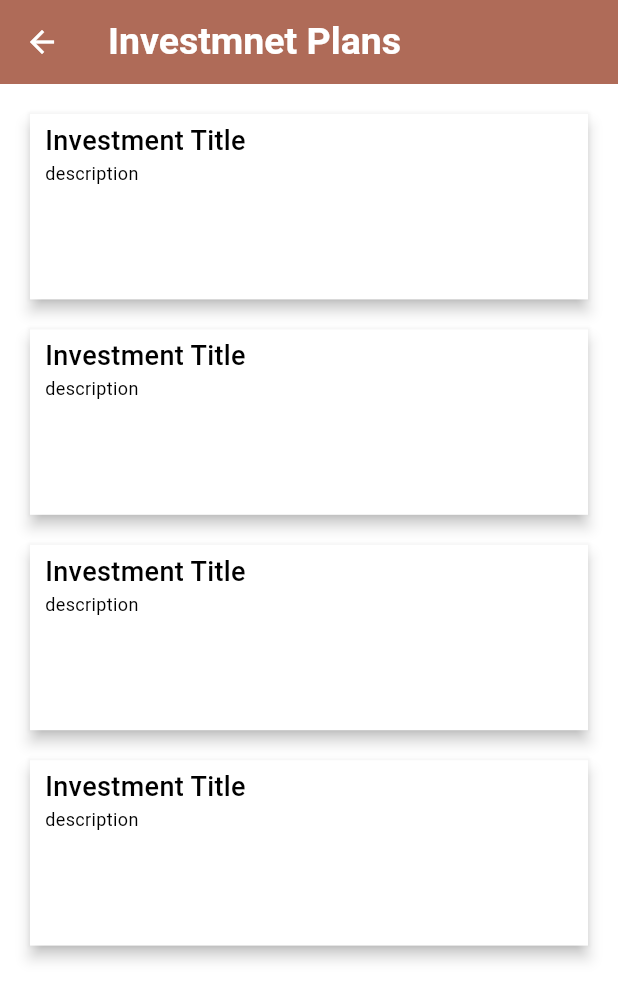
After one commit to AhmedBashirAwan/coincontrol, a Flutter app: the InvestmentPlans screen opened directly, on a phone screen of 412 x 824 dp. The commit adds this screen. Shown: the top 1001 px of the screen. Run offline on Flutter 3.47's test engine with Material 2 defaults, Android fonts, the phone set to English and light mode, and no system bars; our stand-ins replace cloud_firestore, firebase_auth, firebase_core, flutter_native_splash, google_fonts, google_sign_in and 1 more; missing offline and left inert: flutter_facebook_auth; accounts and stored records are empty; network calls fail.

Commit message:
investment plans progressing

```diff
--- /dev/null
+++ b/lib/src/Investmentplans/views/investmentplans.dart
@@ -0,0 +1,121 @@
+import 'package:flutter/src/widgets/framework.dart';
+import 'package:flutter/src/widgets/placeholder.dart';
+import 'package:coincontrol/imports.dart';
+
+class InvestmentPlans extends StatefulWidget {
+  const InvestmentPlans({super.key});
+
+  @override
+  State<InvestmentPlans> createState() => _InvestmentPlansState();
+}
+
+class _InvestmentPlansState extends State<InvestmentPlans> {
+  @override
+  Widget build(BuildContext context) {
+    final appBloc = Provider.of<ApplicationBloc>(context);
+    return DefaultTabController(
+      length: 2,
+      child: Scaffold(
+        appBar: AppBar(
+          leading: InkWell(
+              onTap: () {
+                Navigator.pop(context);
+              },
+              child: const Icon(
+                Icons.arrow_back,
+                color: Colors.white,
+              )),
+          elevation: 5,
+          // toolbarHeight: getHeight(context) * 0.03,
+          title: const Text(
+            'Investmnet Plans',
+            style: TextStyle(
+                color: Colors.white, fontWeight: FontWeight.bold, fontSize: 25),
+          ),
+          backgroundColor:
+              isDarkTheme(context) == true ? Colors.black : LIGHT_SEC_COLOR,
+          // bottom: const TabBar(
+          //   tabs: [
+          //     Tab(
+          //       // icon: Icon(Icons.video_call),
+          //       text: "Avaliable",
+          //     ),
+          //     Tab(
+          //       // icon: Icon(Icons.settings),
+          //       text: "Applied",
+          //     )
+          //   ],
+          // ),
+        ),
+        body: SafeArea(
+          child: Column(
+            children: [
+              Expanded(child: FutureBuilder(
+                builder: (context, snapshot) {
+                  return ListView.builder(
+                    physics: const ClampingScrollPhysics(),
+                    itemCount: 4,
+                    shrinkWrap: true,
+                    itemBuilder: (context, index) {
+                      return Padding(
+                        padding:
+                            const EdgeInsets.only(top: 20, right: 20, left: 20),
+                        child: Container(
+                          decoration: BoxDecoration(
+                              borderRadius: BorderRadius.circular(10)),
+                          height: getHeight(context) * 0.15,
+                          child: Material(
+                            elevation: 4,
+                            child: Row(children: [
+                              // Padding(
+                              //   padding: const EdgeInsets.all(8.0),
+                              //   child: SizedBox(
+                              //     height: getHeight(context) * 0.15,
+                              //     width: getWidth(context) * 0.4,
+                              //     child: FittedBox(
+                              //       child: Image.network(
+                              //         'https://media.istockphoto.com/id/535695503/photo/pakistan-monument-islamabad.jpg?s=1024x1024&w=is&k=20&c=akCX--lZcyHV2SSebGbu2wvnSJsscQB95K7HxyE0Fhs=',
+                              //       ),
+                              //     ),
+                              //   ),
+                              // ),
+                              const SizedBox(
+                                width: 10,
+                              ),
+                              Column(
+                                crossAxisAlignment: CrossAxisAlignment.start,
+                                children: [
+                                  const SizedBox(
+                                    height: 5,
+                                  ),
+                                  Text(
+                                    "Investment Title",
+                                    style: const TextStyle(
+                                      fontSize: 18,
+                                      fontWeight: FontWeight.w500,
+                                    ),
+                                  ),
+                                  Text(
+                                    'description',
+                                    style: const TextStyle(
+                                      fontSize: 12,
+                                      fontWeight: FontWeight.w400,
+                                    ),
+                                  )
+                                ],
+                              )
+                            ]),
+                          ),
+                        ),
+                      );
+                    },
+                  );
+                },
+              ))
+            ],
+          ),
+        ),
+      ),
+    );
+  }
+}
--- a/lib/src/information_forms/controllers/formscontroller.dart
+++ b/lib/src/information_forms/controllers/formscontroller.dart
@@ -38,6 +38,6 @@ class FormsController {
       'savings': savings,
       'family_members': mems,
     };
-    await FIRE_STORE.collection('collectionPath').add(payload);
+    await FIRE_STORE.collection('forms').add(payload);
   }
 }
--- a/lib/src/information_forms/views/forms.dart
+++ b/lib/src/information_forms/views/forms.dart
@@ -23,7 +23,6 @@ class InformationStateForms extends State<InformationForms> {
   @override
   Widget build(BuildContext context) {
     final appBloc = Provider.of<ApplicationBloc>(context);
-
     return Scaffold(
       appBar: AppBar(
         foregroundColor:
@@ -60,7 +59,6 @@ class InformationStateForms extends State<InformationForms> {
             child: Column(
               children: [
                 Stepper(
-                  // type: StepperType.horizontal,
                   steps: getStep(),
                   currentStep: currentSteps,
                   onStepContinue: () {
@@ -89,7 +87,6 @@ class InformationStateForms extends State<InformationForms> {
                       setState(() => currentSteps += 1);
                     }
                   },
-
                   onStepTapped: (step) => setState(() {
                     currentSteps = step;
                   }),
--- a/lib/src/relief_plans/controllers/maps.dart
+++ b/lib/src/relief_plans/controllers/maps.dart
@@ -1,7 +1,8 @@
 List<Map<String, dynamic>> plans = [
   {
-    'imageURL': 'uid',
-    'title': 'true',
-    'description': 'email',
-  }
+    'imageURL':
+        'https://media.istockphoto.com/id/535695503/photo/pakistan-monument-islamabad.jpg?s=1024x1024&w=is&k=20&c=akCX--lZcyHV2SSebGbu2wvnSJsscQB95K7HxyE0Fhs=',
+    'title': 'Title',
+    'description': 'Description',
+  },
 ];
```
Also changed, not shown: lib/src/Settings/views/settings.dart (+19 -16 lines), lib/src/auth/components/buttons.dart (+0 -51 lines), lib/src/auth/views/login.dart (+4 -5 lines), lib/src/budgetcreation/views/goalsettings.dart (added, +42 -0 lines), lib/src/dashboard/views/dashboard.dart (+52 -3 lines), lib/src/relief_plans/views/reliefplans.dart (+19 -11 lines).
